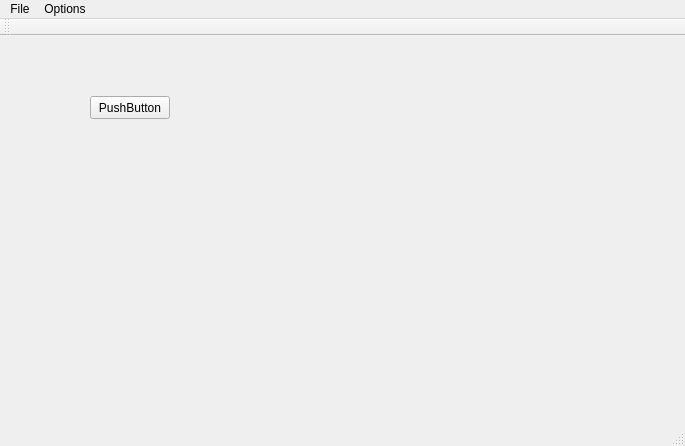
Qt form src/MouseManagerProject/mainwindow.ui (valeriyasyomina/MouseListener) before a commit.
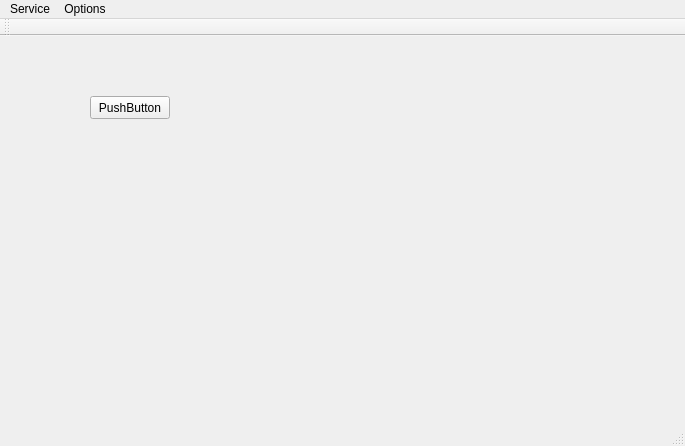
The same form after that commit.

```diff
--- a/src/MouseManagerProject/mainwindow.ui
+++ b/src/MouseManagerProject/mainwindow.ui
@@ -39,7 +39,7 @@
    </property>
    <widget class="QMenu" name="menuFile">
     <property name="title">
-     <string>File</string>
+     <string>Service</string>
     </property>
     <addaction name="actionLoad_device_module"/>
     <addaction name="actionStart_mouse_listening"/>
```
Left out of the diff: 8 changed lines with no effect on the pictures.
